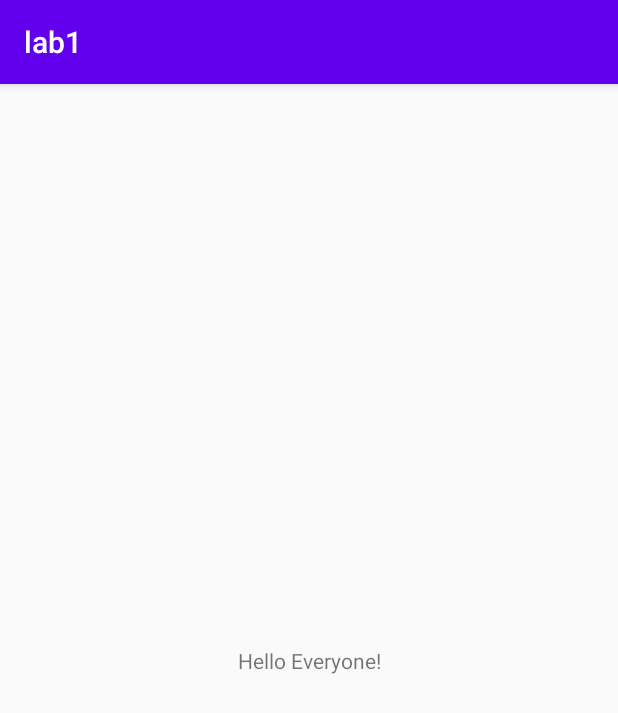
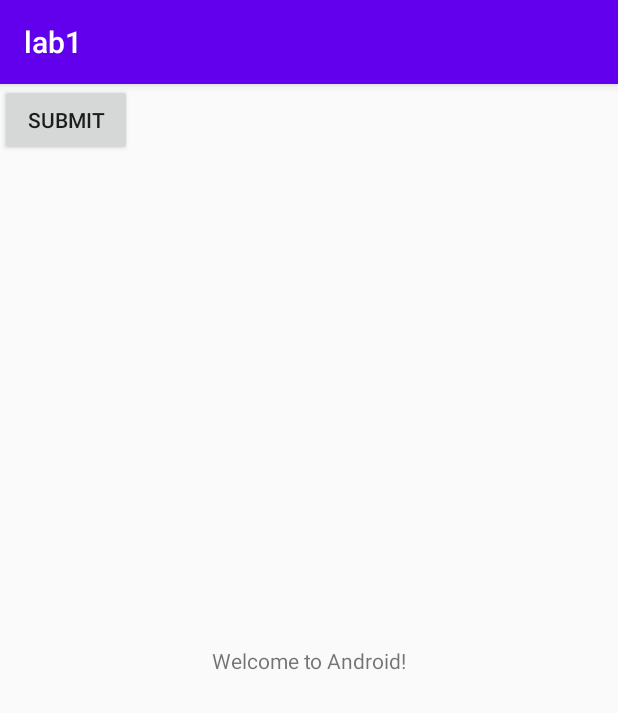
Before and after one commit to CS407-Fall-2021/lab1-t-chowz, an Android app: the screen it shows after launch (LabActivity), on a phone screen of 412 x 824 dp. Shown: the top 713 px of the screen. Run offline under Robolectric (Android 15) with nearby library versions, the phone set to English and light mode, and no system bars.

Commit message:
lab1 commit

```diff
--- a/app/src/main/res/layout/activity_main.xml
+++ b/app/src/main/res/layout/activity_main.xml
@@ -9,10 +9,18 @@
     <TextView
         android:layout_width="wrap_content"
         android:layout_height="wrap_content"
-        android:text="Hello Everyone!"
+        android:text="Welcome to Android!"
         app:layout_constraintBottom_toBottomOf="parent"
         app:layout_constraintLeft_toLeftOf="parent"
         app:layout_constraintRight_toRightOf="parent"
         app:layout_constraintTop_toTopOf="parent" />
 
+    <Button
+        android:id="@+id/button"
+        android:layout_width="wrap_content"
+        android:layout_height="wrap_content"
+        android:text="Submit"
+        tools:layout_editor_absoluteX="161dp"
+        tools:layout_editor_absoluteY="552dp" />
+
 </androidx.constraintlayout.widget.ConstraintLayout>
```
